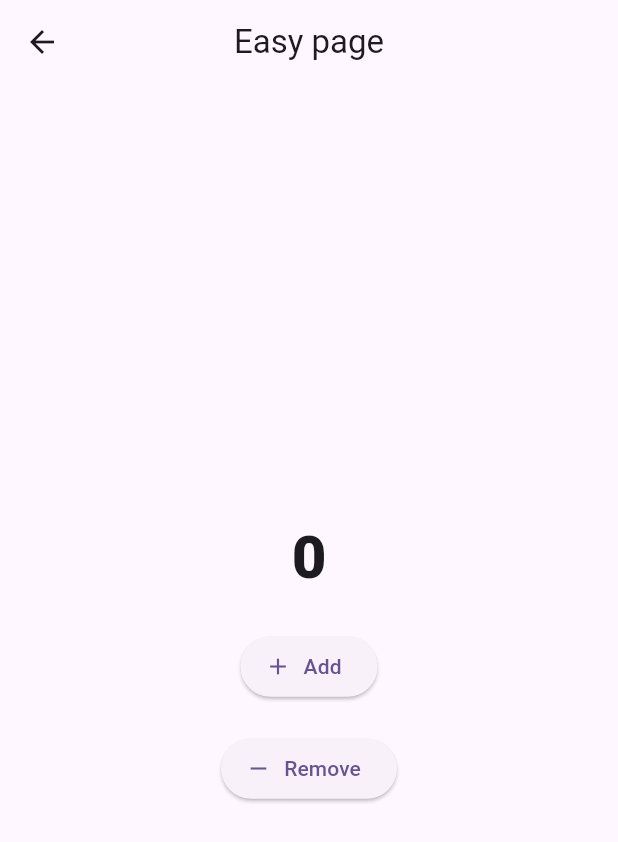
After one commit to JakariaKhan-CSE/Flutter-Riverpod, a Flutter app: the HardPage screen opened directly, after a tap on "Add", after a tap on "Remove", on a phone screen of 412 x 824 dp. The commit adds this screen. Shown: the top 842 px of the screen. Run offline on Flutter 3.47's test engine with Material 3 defaults, Android fonts, the phone set to English and light mode, and no system bars; our stand-ins replace flutter_riverpod.

Commit message:
riverpod hard level.

```diff
--- /dev/null
+++ b/lib/hard/hard_page.dart
@@ -0,0 +1,44 @@
+import 'package:flutter/material.dart';
+import 'package:flutter_riverpod/flutter_riverpod.dart';
+import 'package:riverpod_flutter/riverpod.dart';
+
+class HardPage extends ConsumerWidget {
+  const HardPage({super.key});
+
+  @override
+  Widget build(BuildContext context, WidgetRef ref) {
+    return Scaffold(
+      appBar: AppBar(title: Text('Easy page'), centerTitle: true),
+      body: Center(
+        child: Column(
+          mainAxisAlignment: MainAxisAlignment.center,
+          children: [
+            Text(
+              ref
+                  .watch(riverpodHardLevel)
+                  .counter
+                  .toString(), // watch is continuously listining
+              style: TextStyle(fontSize: 40, fontWeight: FontWeight.w800),
+            ),
+            SizedBox(height: 20),
+            ElevatedButton.icon(
+              onPressed: () {
+                ref.read(riverpodHardLevel).addCounter();
+              },
+              label: Text('Add'),
+              icon: Icon(Icons.add),
+            ),
+            SizedBox(height: 20),
+            ElevatedButton.icon(
+              onPressed: () {
+                ref.read(riverpodHardLevel).removeCounter();
+              },
+              label: Text('Remove'),
+              icon: Icon(Icons.remove),
+            ),
+          ],
+        ),
+      ),
+    );
+  }
+}
--- /dev/null
+++ b/lib/hard/riverpodModel.dart
@@ -0,0 +1,16 @@
+import 'package:flutter/material.dart';
+
+class Riverpodmodel extends ChangeNotifier {
+  int counter;
+  Riverpodmodel({required this.counter});
+
+  void addCounter() {
+    counter++;
+    notifyListeners();
+  }
+
+  void removeCounter() {
+    counter--;
+    notifyListeners();
+  }
+}
--- a/lib/riverpod.dart
+++ b/lib/riverpod.dart
@@ -1,5 +1,10 @@
 import 'package:flutter_riverpod/flutter_riverpod.dart';
+import 'package:riverpod_flutter/hard/riverpodModel.dart';
 
 final riverpodEasyLevel = StateProvider<int>((ref) {
   return 0;
 });
+
+final riverpodHardLevel = ChangeNotifierProvider((ref) {
+  return Riverpodmodel(counter: 0);
+});
```
